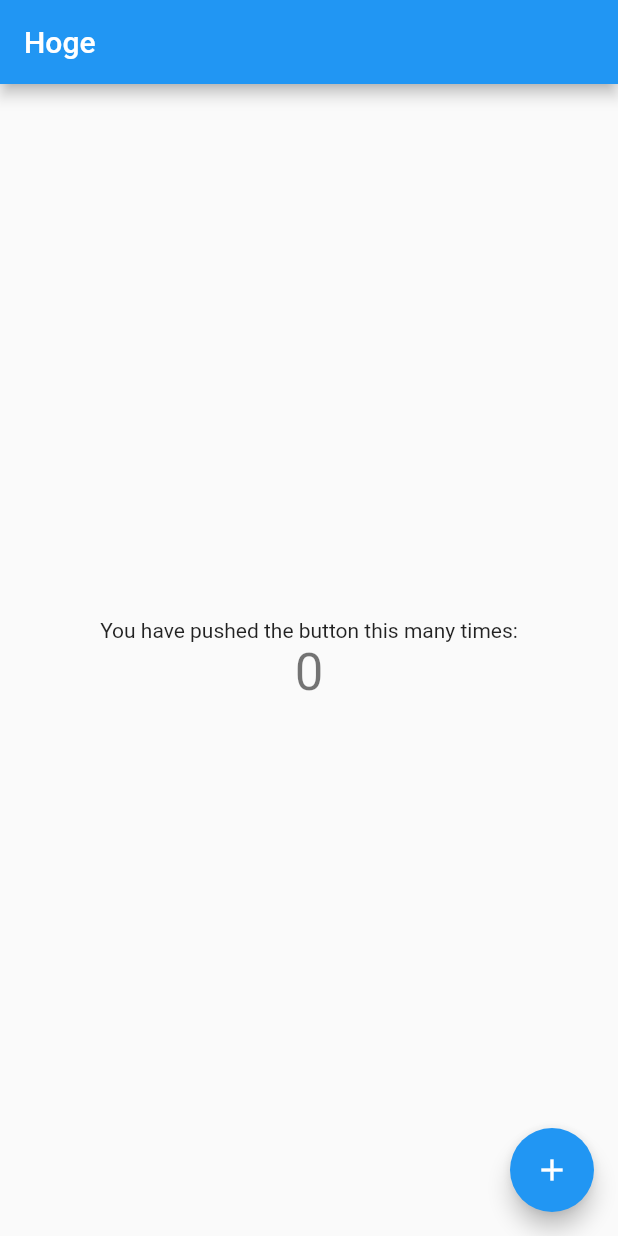
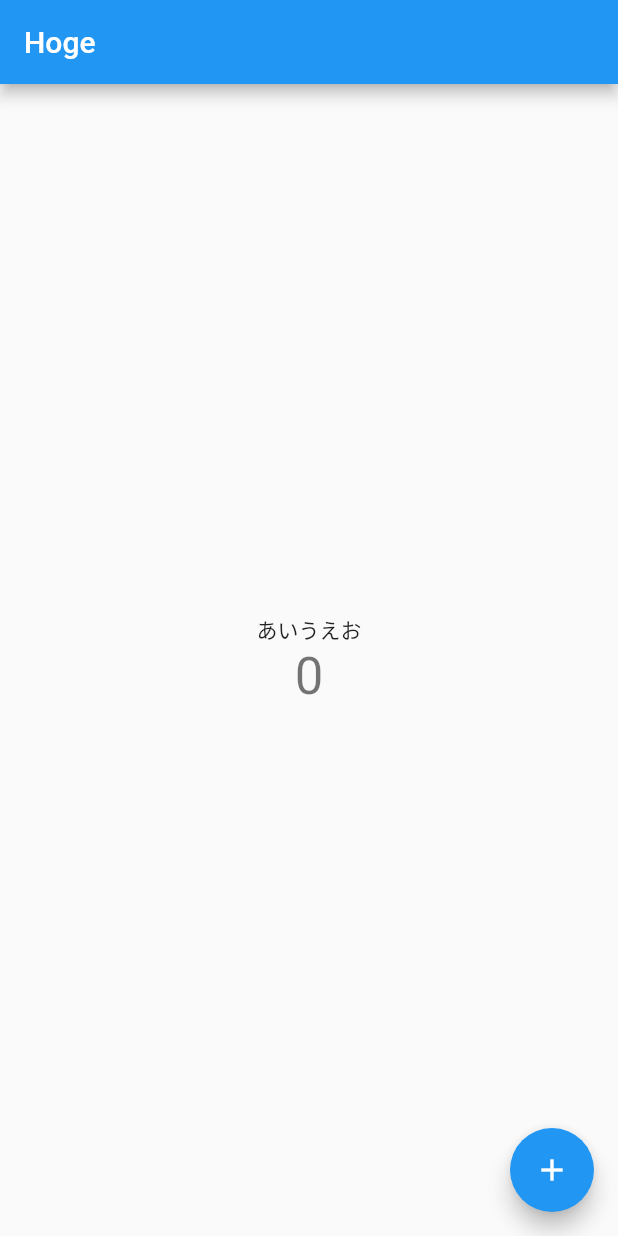
Before and after one commit to masaki0325/counter_app, a Flutter app: the screen it shows after launch, on a phone screen of 412 x 824 dp. Run offline on Flutter 3.47's test engine with Material 2 defaults, Android fonts, the phone set to English and light mode, and no system bars.

Commit message:
テキストの変更

```diff
--- a/lib/main.dart
+++ b/lib/main.dart
@@ -96,7 +96,7 @@ class _MyHomePageState extends State<MyHomePage> {
           mainAxisAlignment: MainAxisAlignment.center,
           children: <Widget>[
             const Text(
-              'You have pushed the button this many times:',
+              'あいうえお',
             ),
             Text(
               '$_counter',
```
